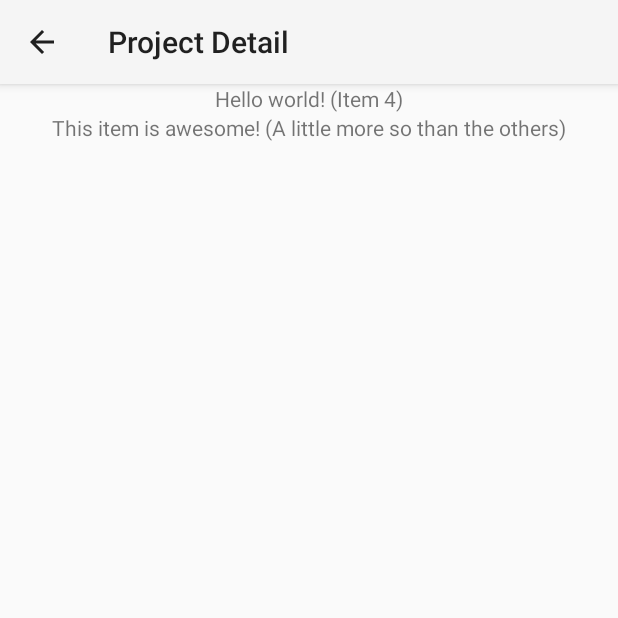
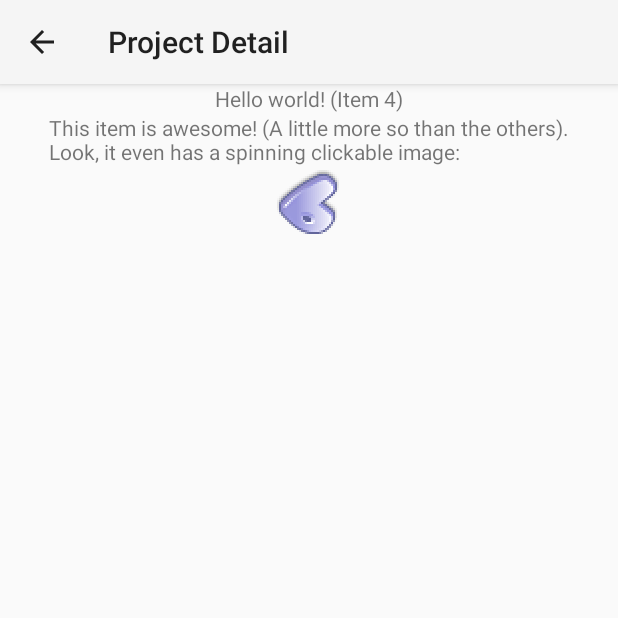
Before and after one commit to Camzilla/ProjectTracker, an Android app: the screen it shows after launch (ProjectDetailActivity), after a tap on "Hello world! (Item 4)", on a phone screen of 412 x 824 dp, the top half of it. Run offline under Robolectric (Android 15) with nearby library versions, the phone set to English and light mode, and no system bars.

Commit message:
Added awesome spinning clickable image

```diff
--- a/app/src/main/java/codemonkey/projecttracker/ProjectDetailFragment.java
+++ b/app/src/main/java/codemonkey/projecttracker/ProjectDetailFragment.java
@@ -1,12 +1,34 @@
 package codemonkey.projecttracker;
 
+import android.app.Activity;
+import android.app.ActivityManager;
+import android.graphics.BitmapFactory;
+import android.graphics.ColorFilter;
+import android.graphics.ColorMatrix;
+import android.graphics.ColorMatrixColorFilter;
+import android.graphics.Matrix;
+import android.graphics.PorterDuff;
+import android.graphics.PorterDuffColorFilter;
 import android.os.Bundle;
 import android.app.Fragment;
 import android.view.LayoutInflater;
 import android.view.View;
+import android.view.ViewAnimationUtils;
 import android.view.ViewGroup;
+import android.view.ViewManager;
+import android.view.ViewParent;
+import android.view.ViewPropertyAnimator;
+import android.widget.ImageView;
 import android.widget.TextView;
+import android.widget.ViewAnimator;
 
+
+import java.util.Timer;
+import java.util.TimerTask;
+import java.util.concurrent.ThreadFactory;
+import java.util.concurrent.ThreadPoolExecutor;
+import java.util.concurrent.locks.Lock;
+import java.util.concurrent.locks.LockSupport;
 
 import codemonkey.projecttracker.dummy.DummyContent;
 
@@ -58,6 +80,42 @@ public class ProjectDetailFragment extends Fragment {
             //((TextView) rootView.findViewById(R.id.project_detail)).setText(mItem.content);
             ((TextView) rootView.findViewById(R.id.textView)).setText(mItem.content);
             ((TextView) rootView.findViewById(R.id.textView2)).setText(mItem.detailContent);
+
+            boolean wtfIsThis = ActivityManager.isUserAMonkey();
+
+            final Activity activity = this.getActivity();
+
+            if (mItem.id.equals("4")) {
+                final ImageView imageView = (ImageView) rootView.findViewById(R.id.imageView);
+                imageView.setImageResource(R.drawable.test_image);
+
+                Timer timer = new Timer();
+                TimerTask spinningTask = new TimerTask() {
+                    private Runnable spinner = new Runnable() {
+
+                        @Override
+                        public void run() {
+                            imageView.setRotation(imageView.getRotation() + 5f);
+                        }
+                    };
+
+                    @Override
+                    public void run() {
+                        activity.runOnUiThread(spinner);
+                    }
+                };
+
+                timer.scheduleAtFixedRate(spinningTask, 0, 25);
+
+                imageView.setOnClickListener(new View.OnClickListener() {
+                    @Override
+                    public void onClick(View view) {
+                        ImageView imageView = (ImageView)view;
+                        imageView.setImageAlpha((int) (Math.random() * 255));
+                    }
+                });
+                imageView.setClickable(true);
+            }
         }
 
         return rootView;
--- a/app/src/main/java/codemonkey/projecttracker/dummy/DummyContent.java
+++ b/app/src/main/java/codemonkey/projecttracker/dummy/DummyContent.java
@@ -30,7 +30,7 @@ public class DummyContent {
         addItem(new DummyItem("3", "Item 3"));
 
         DummyItem awesomeItem = new DummyItem("4", "Hello world! (Item 4)");
-        awesomeItem.detailContent = "This item is awesome! (A little more so than the others)";
+        awesomeItem.detailContent = "This item is awesome! (A little more so than the others).\nLook, it even has a spinning clickable image:";
         addItem(awesomeItem);
     }
 
--- a/app/src/main/res/layout/project_detail_layout.xml
+++ b/app/src/main/res/layout/project_detail_layout.xml
@@ -16,4 +16,10 @@
         android:text="New Text"
         android:id="@+id/textView2"
         android:layout_gravity="center_horizontal" />
+
+    <ImageView
+        android:layout_width="wrap_content"
+        android:layout_height="wrap_content"
+        android:id="@+id/imageView"
+        android:layout_gravity="center_horizontal" />
 </LinearLayout>
```
Also changed, not shown: app/src/main/res/drawable-hdpi/test_image.png (added), app/src/main/res/drawable-mdpi/test_image.png (added), app/src/main/res/drawable-xhdpi/test_image.png (added), app/src/main/res/drawable-xxhdpi/test_image.png (added), app/src/main/test_image-web.png (added).
